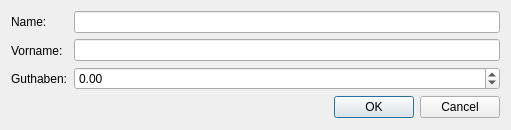
First picture: the form in addstudent.ui, repository Snickers03/KlassenkassenManager, before the edit.
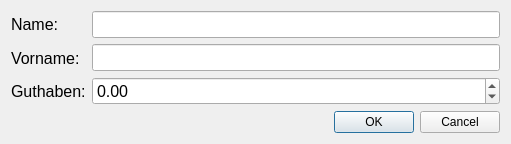
Second picture: the form after the edit.

```diff
--- a/addstudent.ui
+++ b/addstudent.ui
@@ -10,7 +10,7 @@
     <x>0</x>
     <y>0</y>
     <width>511</width>
-    <height>130</height>
+    <height>142</height>
    </rect>
   </property>
   <property name="windowTitle">
@@ -28,6 +28,11 @@
         <layout class="QVBoxLayout" name="verticalLayout_2">
          <item>
           <widget class="QLabel" name="label">
+           <property name="font">
+            <font>
+             <pointsize>12</pointsize>
+            </font>
+           </property>
            <property name="text">
             <string>Name:</string>
            </property>
@@ -35,6 +40,11 @@
          </item>
          <item>
           <widget class="QLabel" name="label_2">
+           <property name="font">
+            <font>
+             <pointsize>12</pointsize>
+            </font>
+           </property>
            <property name="text">
             <string>Vorname:</string>
            </property>
@@ -42,6 +52,11 @@
          </item>
          <item>
           <widget class="QLabel" name="label_3">
+           <property name="font">
+            <font>
+             <pointsize>12</pointsize>
+            </font>
+           </property>
            <property name="text">
             <string>Guthaben:</string>
            </property>
@@ -53,6 +68,11 @@
         <layout class="QVBoxLayout" name="verticalLayout">
          <item>
           <widget class="QLineEdit" name="lineEdit">
+           <property name="font">
+            <font>
+             <pointsize>12</pointsize>
+            </font>
+           </property>
            <property name="text">
             <string/>
            </property>
@@ -60,6 +80,11 @@
          </item>
          <item>
           <widget class="QLineEdit" name="lineEdit_2">
+           <property name="font">
+            <font>
+             <pointsize>12</pointsize>
+            </font>
+           </property>
            <property name="text">
             <string/>
            </property>
@@ -67,6 +92,11 @@
          </item>
          <item>
           <widget class="QDoubleSpinBox" name="doubleSpinBox">
+           <property name="font">
+            <font>
+             <pointsize>12</pointsize>
+            </font>
+           </property>
            <property name="minimum">
             <double>-100000000000.000000000000000</double>
            </property>
```
